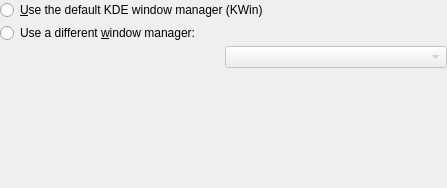
Before: the Qt Designer form kcontrol/componentchooser/wmconfig_ui.ui in KDE/kde-runtime, drawn with Qt 5.
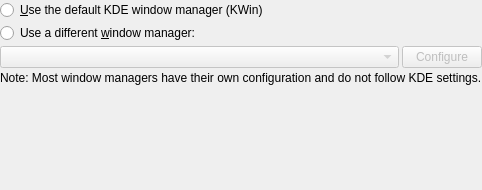
After: the same form once the commit is applied.

Commit message: Support for launching a WM's configuration tool.

```diff
--- a/kcontrol/componentchooser/wmconfig_ui.ui
+++ b/kcontrol/componentchooser/wmconfig_ui.ui
@@ -5,8 +5,8 @@
    <rect>
     <x>0</x>
     <y>0</y>
-    <width>447</width>
-    <height>188</height>
+    <width>436</width>
+    <height>190</height>
    </rect>
   </property>
   <property name="sizePolicy" >
@@ -19,7 +19,7 @@
    <property name="margin" >
     <number>0</number>
    </property>
-   <item row="3" column="1" >
+   <item row="5" column="1" >
     <spacer>
      <property name="orientation" >
       <enum>Qt::Vertical</enum>
@@ -42,22 +42,6 @@
      </property>
     </widget>
    </item>
-   <item row="2" column="0" >
-    <spacer>
-     <property name="orientation" >
-      <enum>Qt::Horizontal</enum>
-     </property>
-     <property name="sizeType" >
-      <enum>QSizePolicy::Fixed</enum>
-     </property>
-     <property name="sizeHint" stdset="0" >
-      <size>
-       <width>20</width>
-       <height>20</height>
-      </size>
-     </property>
-    </spacer>
-   </item>
    <item row="0" column="0" colspan="2" >
     <widget class="QRadioButton" name="kwinRB" >
      <property name="text" >
@@ -65,7 +49,7 @@
      </property>
     </widget>
    </item>
-   <item row="2" column="1" >
+   <item row="2" column="0" colspan="2" >
     <layout class="QHBoxLayout" >
      <property name="margin" >
       <number>0</number>
@@ -83,8 +67,28 @@
        </property>
       </widget>
      </item>
+     <item>
+      <widget class="QPushButton" name="configureButton" >
+       <property name="enabled" >
+        <bool>false</bool>
+       </property>
+       <property name="text" >
+        <string>Configure</string>
+       </property>
+      </widget>
+     </item>
     </layout>
    </item>
+   <item row="4" column="0" colspan="2" >
+    <widget class="QLabel" name="label" >
+     <property name="text" >
+      <string>Note: Most window managers have their own configuration and do not follow KDE settings.</string>
+     </property>
+     <property name="wordWrap" >
+      <bool>false</bool>
+     </property>
+    </widget>
+   </item>
   </layout>
  </widget>
  <layoutdefault spacing="3" margin="6" />
```
Left out of the diff: 6 changed lines with no effect on the pictures. The commit also changes 5 other files.
